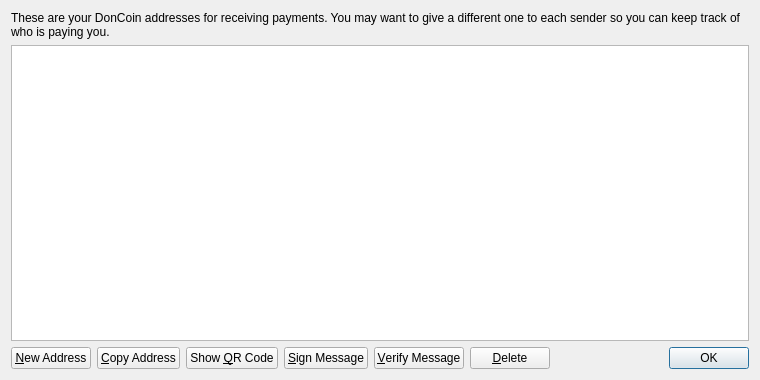
Qt form src/qt/forms/addressbookpage.ui (antonjuniordev/DonCoin) before a commit.
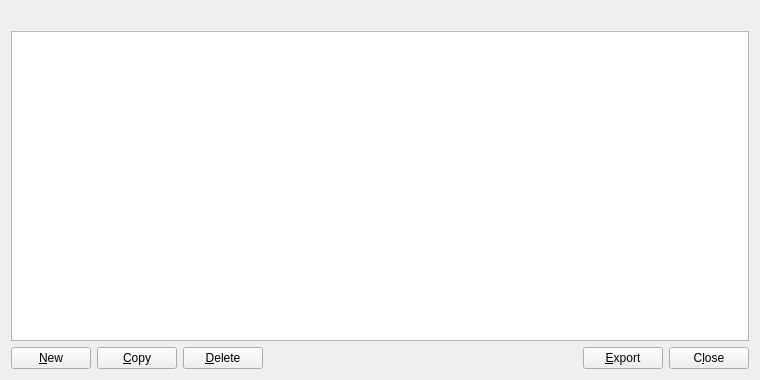
The same form after that commit. Icons and pictures are not drawn.

Patch:
```diff
--- a/src/qt/forms/addressbookpage.ui
+++ b/src/qt/forms/addressbookpage.ui
@@ -16,9 +16,6 @@
   <layout class="QVBoxLayout" name="verticalLayout">
    <item>
     <widget class="QLabel" name="labelExplanation">
-     <property name="text">
-      <string>These are your DonCoin addresses for receiving payments. You may want to give a different one to each sender so you can keep track of who is paying you.</string>
-     </property>
      <property name="textFormat">
       <enum>Qt::PlainText</enum>
      </property>
@@ -63,12 +60,15 @@
         <string>Create a new address</string>
        </property>
        <property name="text">
-        <string>&amp;New Address</string>
+        <string>&amp;New</string>
        </property>
        <property name="icon">
         <iconset resource="../bitcoin.qrc">
          <normaloff>:/icons/add</normaloff>:/icons/add</iconset>
        </property>
+       <property name="autoDefault">
+        <bool>false</bool>
+       </property>
       </widget>
      </item>
      <item>
@@ -77,18 +77,14 @@
         <string>Copy the currently selected address to the system clipboard</string>
        </property>
        <property name="text">
-        <string>&amp;Copy Address</string>
+        <string>&amp;Copy</string>
        </property>
        <property name="icon">
         <iconset resource="../bitcoin.qrc">
          <normaloff>:/icons/editcopy</normaloff>:/icons/editcopy</iconset>
        </property>
-      </widget>
-     </item>
-     <item>
-      <widget class="QPushButton" name="showQRCode">
-       <property name="text">
-        <string>Show &amp;QR Code</string>
+       <property name="autoDefault">
+        <bool>false</bool>
        </property>
        <property name="icon">
         <iconset resource="../bitcoin.qrc">
@@ -99,35 +95,7 @@
      <item>
       <widget class="QPushButton" name="signMessage">
        <property name="toolTip">
-        <string>Sign a message to prove you own a Bitcoin address</string>
-       </property>
-       <property name="text">
-        <string>&amp;Sign Message</string>
-       </property>
-       <property name="icon">
-        <iconset resource="../bitcoin.qrc">
-         <normaloff>:/icons/edit</normaloff>:/icons/edit</iconset>
-       </property>
-      </widget>
-     </item>
-     <item>
-      <widget class="QPushButton" name="verifyMessage">
-       <property name="toolTip">
-        <string>Verify a message to ensure it was signed with a specified Bitcoin address</string>
-       </property>
-       <property name="text">
-        <string>&amp;Verify Message</string>
-       </property>
-       <property name="icon">
-        <iconset resource="../bitcoin.qrc">
-         <normaloff>:/icons/transaction_0</normaloff>:/icons/transaction_0</iconset>
-       </property>
-      </widget>
-     </item>
-     <item>
-      <widget class="QPushButton" name="deleteButton">
-       <property name="toolTip">
-        <string>Delete the currently selected address from the list. Only sending addresses can be deleted.</string>
+        <string>Delete the currently selected address from the list</string>
        </property>
        <property name="text">
         <string>&amp;Delete</string>
@@ -136,6 +104,9 @@
         <iconset resource="../bitcoin.qrc">
          <normaloff>:/icons/remove</normaloff>:/icons/remove</iconset>
        </property>
+       <property name="autoDefault">
+        <bool>false</bool>
+       </property>
       </widget>
      </item>
      <item>
@@ -152,15 +123,35 @@
       </spacer>
      </item>
      <item>
-      <widget class="QDialogButtonBox" name="buttonBox">
+      <widget class="QPushButton" name="exportButton">
+       <property name="toolTip">
+        <string>Export the data in the current tab to a file</string>
+       </property>
+       <property name="text">
+        <string>&amp;Export</string>
+       </property>
+       <property name="icon">
+        <iconset resource="../doncoin.qrc">
+         <normaloff>:/icons/export</normaloff>:/icons/export</iconset>
+       </property>
+       <property name="autoDefault">
+        <bool>false</bool>
+       </property>
+      </widget>
+     </item>
+     <item>
+      <widget class="QPushButton" name="closeButton">
        <property name="sizePolicy">
-        <sizepolicy hsizetype="Maximum" vsizetype="Fixed">
+        <sizepolicy hsizetype="Minimum" vsizetype="Minimum">
          <horstretch>0</horstretch>
          <verstretch>0</verstretch>
         </sizepolicy>
        </property>
-       <property name="standardButtons">
-        <set>QDialogButtonBox::Ok</set>
+       <property name="text">
+        <string>C&amp;lose</string>
+       </property>
+       <property name="autoDefault">
+        <bool>false</bool>
        </property>
       </widget>
      </item>
```
Left out of the diff: 23 changed lines with no effect on the pictures.
